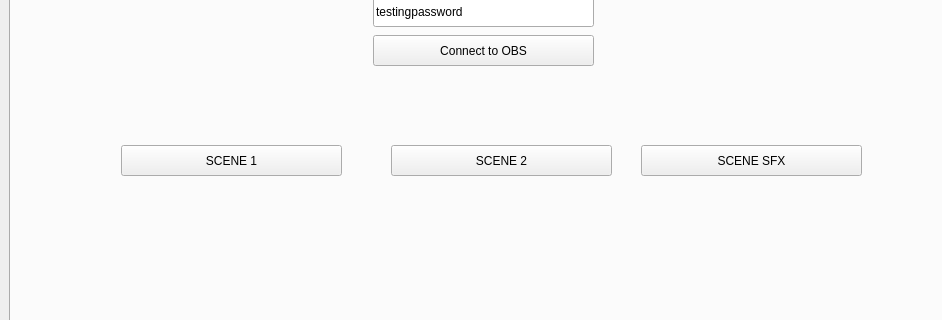
Above: vps.ui from AaronBottegal/VPS before the change; both pictures show x 0 to 942 and y 220 to 540 of the 1082 by 698 pixel window. Below: the same form after it.
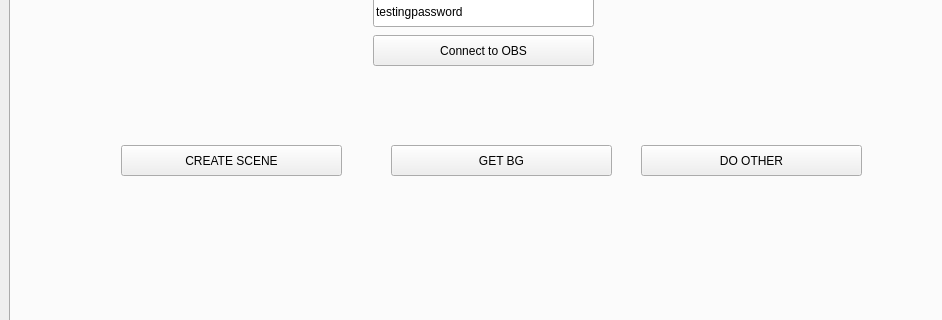
That is the form after the change.

The edit to the form file:
```diff
--- a/vps.ui
+++ b/vps.ui
@@ -1040,7 +1040,7 @@
          </rect>
         </property>
         <property name="text">
-         <string>SCENE 1</string>
+         <string>CREATE SCENE</string>
         </property>
        </widget>
        <widget class="QPushButton" name="BTN_SCENE1_2">
@@ -1053,7 +1053,7 @@
          </rect>
         </property>
         <property name="text">
-         <string>SCENE 2</string>
+         <string>GET BG</string>
         </property>
        </widget>
        <widget class="QPushButton" name="BTN_SCENE1_3">
@@ -1066,7 +1066,7 @@
          </rect>
         </property>
         <property name="text">
-         <string>SCENE SFX</string>
+         <string>DO OTHER</string>
         </property>
        </widget>
       </widget>
```
Left out of the diff: 4 changed lines with no effect on the pictures.
